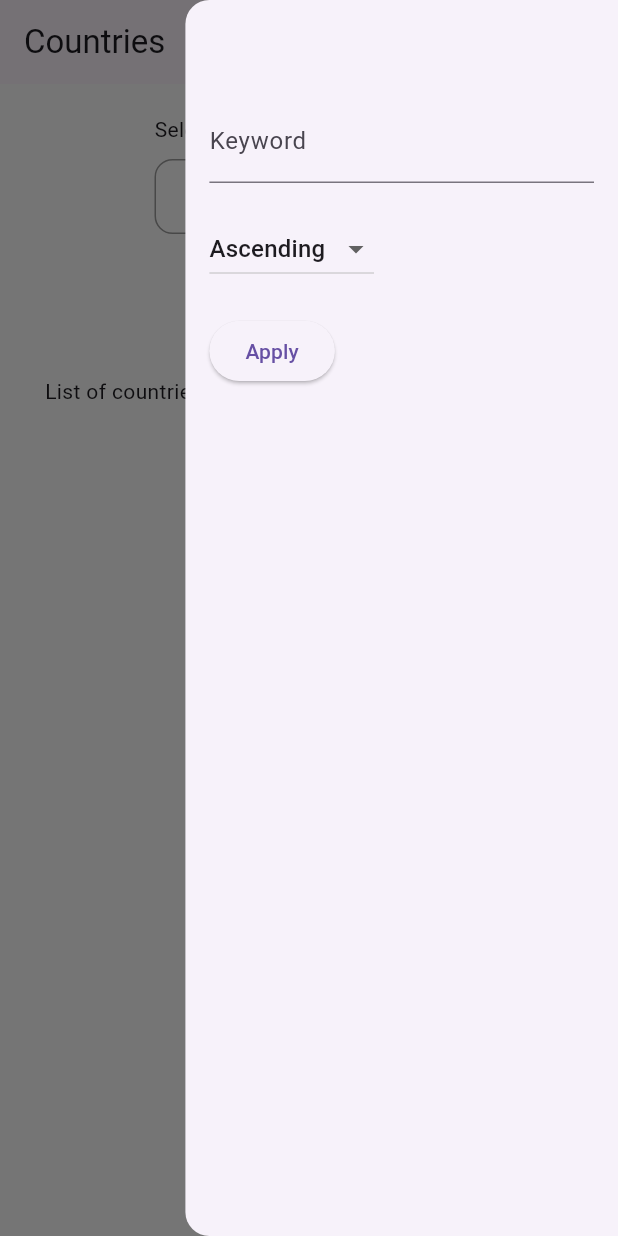
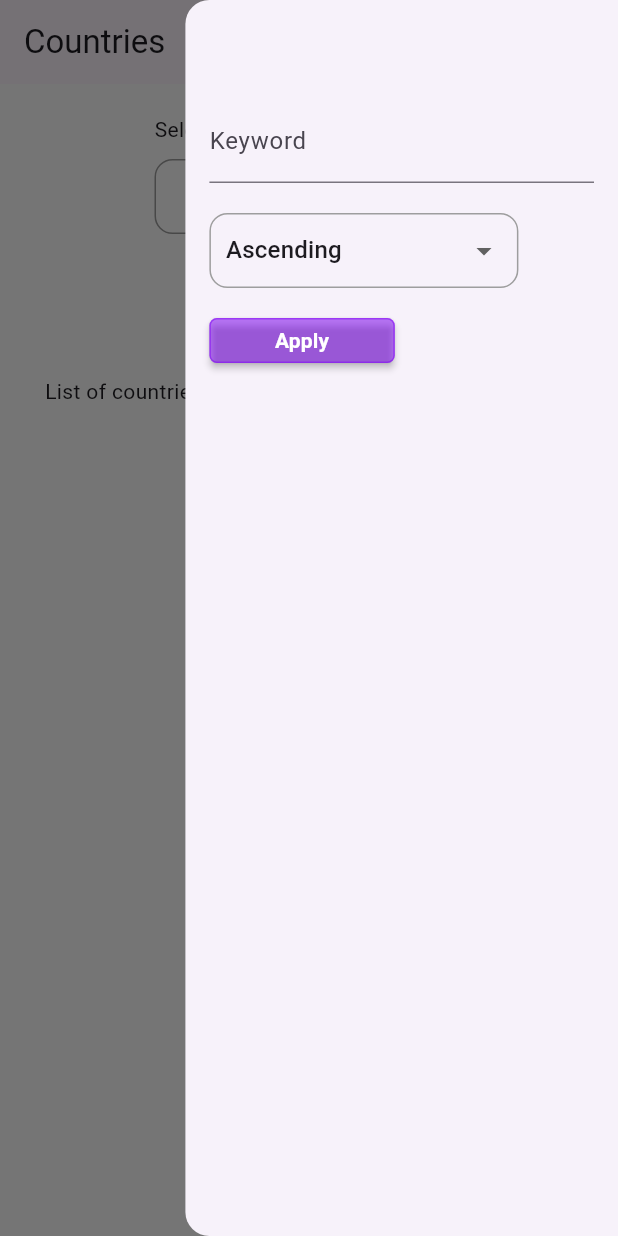
Before and after one commit to sazzad3802/country-app, a Flutter app: the CountryView screen opened by its route, with the side drawer open, on a phone screen of 412 x 824 dp. Run offline on Flutter 3.47's test engine with Material 3 defaults, Android fonts, the phone set to English and light mode, and no system bars; drawn by our look-alikes of auto_size_text; our stand-ins replace connectivity_plus, dio, drift, flutter_svg, fluttertoast, get and 2 more; accounts and stored records are empty; generated files the repository leaves out were written again.

Commit message:
filtering implemented in all three screens

```diff
--- /dev/null
+++ b/lib/app/enums/sort_status.dart
@@ -0,0 +1 @@
+enum SortStatusEnum { Ascending, Descending }
--- /dev/null
+++ b/lib/app/enums/sort_type.dart
@@ -0,0 +1 @@
+enum SortTypeEnum { Name, Population }
--- a/lib/app/modules/country_screen/views/filter_drawer.dart
+++ b/lib/app/modules/country_screen/views/filter_drawer.dart
@@ -1,8 +1,12 @@
 import 'package:country_app/app/core/widgets/custom_appbar.dart';
+import 'package:country_app/app/enums/sort_status.dart';
 import 'package:country_app/app/extensions/space_extension.dart';
 import 'package:flutter/material.dart';
+import 'package:get/get.dart';
 
 import '../../../core/base/base_view.dart';
+import '../../../core/values/app_colors.dart';
+import '../../../core/widgets/custom_button.dart';
 import '../controllers/country_controller.dart';
 
 class FilterDrawer extends BaseView<CountryController> {
@@ -16,32 +20,51 @@ class FilterDrawer extends BaseView<CountryController> {
           crossAxisAlignment: CrossAxisAlignment.start,
           children: [
             50.height,
-            TextField(
-              decoration: InputDecoration(labelText: "Keyword"),
-              onChanged: (value) {
-                // Store value in controller if needed
-              },
+            Obx(
+              () => TextField(
+                decoration: const InputDecoration(labelText: "Keyword"),
+                controller: controller.searchController.value,
+                onChanged: (value) => controller.setSearch(value),
+              ),
             ),
             20.height,
-            DropdownButton<String>(
-              value: "Ascending",
-              onChanged: (value) {
-                // Update sorting direction
-              },
-              items: [
-                DropdownMenuItem(value: "Ascending", child: Text("Ascending")),
-                DropdownMenuItem(
-                    value: "Descending", child: Text("Descending")),
-              ],
+            Obx(
+              () => Container(
+                padding: const EdgeInsets.symmetric(horizontal: 10),
+                width: wp(50),
+                decoration: BoxDecoration(
+                  border: Border.all(color: Colors.grey),
+                  borderRadius: BorderRadius.circular(12),
+                ),
+                child: DropdownButtonHideUnderline(
+                  child: DropdownButton<String>(
+                    value: controller.rxSelectedSortStatus.value,
+                    items: controller.rxSortList.map((entry) {
+                      return DropdownMenuItem<String>(
+                        value: entry,
+                        child: Text(entry),
+                      );
+                    }).toList(),
+                    onChanged: (value) => controller.setSort(value!),
+                    isExpanded: true,
+                  ),
+                ),
+              ),
             ),
             20.height,
-            ElevatedButton(
-              onPressed: () {
-                controller.applyFilters();
-                Navigator.pop(context); // Close the drawer
-              },
-              child: Text("Apply"),
-            ),
+            CustomButton(
+                text: 'Apply',
+                textSize: 16,
+                textColor: AppColor.white,
+                bg: AppColor.primary.withOpacity(0.5),
+                borderColor: AppColor.primary.withOpacity(0.5),
+                tap: () {
+                  controller.applyFilters();
+                  Get.back();
+                },
+                width: wp(30),
+                height: 30),
+            10.height,
           ],
         ),
       ),
--- a/lib/app/modules/region_screen/views/region_view.dart
+++ b/lib/app/modules/region_screen/views/region_view.dart
@@ -5,8 +5,8 @@ import 'package:get/get.dart';
 import '../../../core/base/base_view.dart';
 import '../../../core/values/app_colors.dart';
 import '../../../core/widgets/custom_button.dart';
-import '../../cities_screen/views/filter_drawer.dart';
 import '../controllers/region_controller.dart';
+import 'filter_drawer.dart';
 
 class RegionView extends BaseView<RegionController> {
   final GlobalKey<ScaffoldState> _scaffoldKey = GlobalKey<ScaffoldState>();
```
Also changed, not shown: lib/app/modules/cities_screen/controllers/cities_controller.dart (+83 -26 lines), lib/app/modules/cities_screen/views/filter_drawer.dart (+77 -21 lines), lib/app/modules/country_screen/controllers/country_controller.dart (+62 -27 lines), lib/app/modules/region_screen/controllers/region_controller.dart (+47 -19 lines), lib/app/modules/region_screen/views/filter_drawer.dart (+45 -22 lines).
